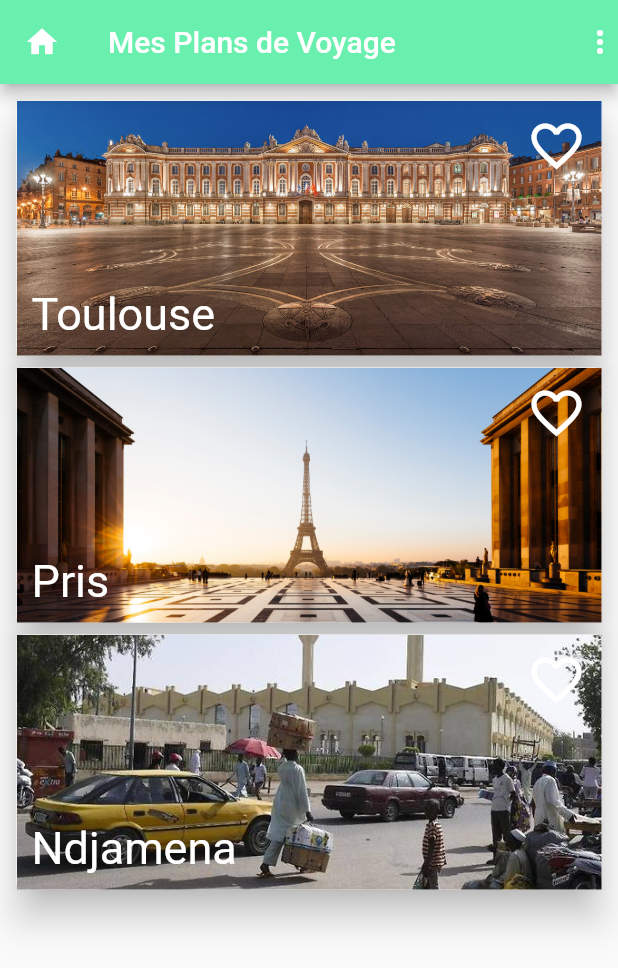
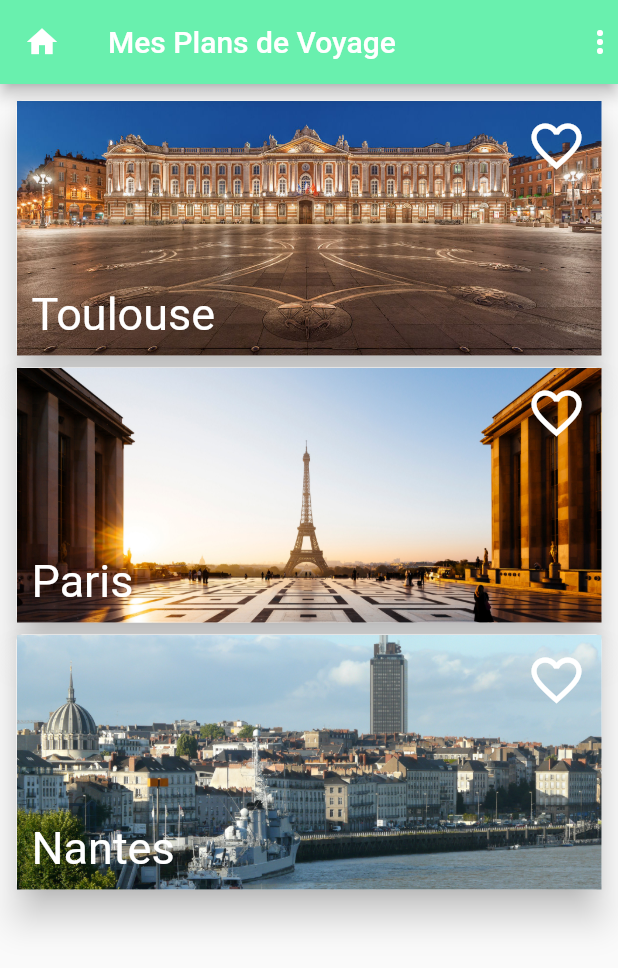
Before and after one commit to abakarabdelsalam/Projet, a Flutter app: the screen it shows after launch, on a phone screen of 412 x 824 dp. Shown: the top 968 px of the screen. Run offline on Flutter 3.47's test engine with Material 2 defaults, Android fonts, the phone set to English and light mode, and no system bars.

Commit message:
Modification de quelques fonctionnallité et checked des villes

```diff
--- a/lib/home.dart
+++ b/lib/home.dart
@@ -12,16 +12,18 @@ class _HomeState extends State<Home> {
     {
       'name': 'Toulouse',
       'image': 'assets/images/Toulouse.jpg',
+      'checked': false
     },
-    {
-      'name': 'Pris',
-      'image': 'assets/images/paris.jpg',
-    },
-    {
-      'name': 'Ndjamena',
-      'image': 'assets/images/Ndjamena.jpg',
-    },
+    {'name': 'Paris', 'image': 'assets/images/paris.jpg', 'checked': false},
+    {'name': 'Nantes', 'image': 'assets/images/nantes.jpg', 'checked': false},
   ];
+
+  void switchChecked(ville) {
+    var index = villes.indexOf(ville);
+    setState(() {
+      villes[index]['checked'] = !villes[index]['checked'];
+    });
+  }
 
   @override
   Widget build(BuildContext context) {
@@ -39,8 +41,12 @@ class _HomeState extends State<Home> {
         child: Column(
           crossAxisAlignment: CrossAxisAlignment.stretch,
           children: villes
-              .map((ville) =>
-                  VilleCard(name: ville['name'], image: ville['image']))
+              .map((ville) => VilleCard(
+                    name: ville['name'],
+                    image: ville['image'],
+                    checked: ville['checked'],
+                    updateChecked: () => switchChecked(ville),
+                  ))
               .toList(),
         ),
       ),
--- a/lib/ville_card.dart
+++ b/lib/ville_card.dart
@@ -3,9 +3,9 @@ import 'package:flutter/material.dart';
 class VilleCard extends StatelessWidget {
   final String name;
   final String image;
-  final bool cheched;
-
-  VilleCard({this.name, this.image, this.cheched});
+  final bool checked;
+  final Function updateChecked;
+  VilleCard({this.name, this.image, this.checked, this.updateChecked});
   @override
   Widget build(BuildContext context) {
     return Card(
@@ -18,7 +18,7 @@ class VilleCard extends StatelessWidget {
             Ink.image(
               image: AssetImage(image),
               child: InkWell(
-                onTap: () {},
+                onTap: updateChecked,
               ),
               fit: BoxFit.cover,
             ),
@@ -32,7 +32,7 @@ class VilleCard extends StatelessWidget {
                       crossAxisAlignment: CrossAxisAlignment.start,
                       children: <Widget>[
                         Icon(
-                          Icons.favorite_border,
+                          checked ? Icons.favorite : Icons.favorite_border,
                           size: 40,
                           color: Colors.white,
                         ),
```
